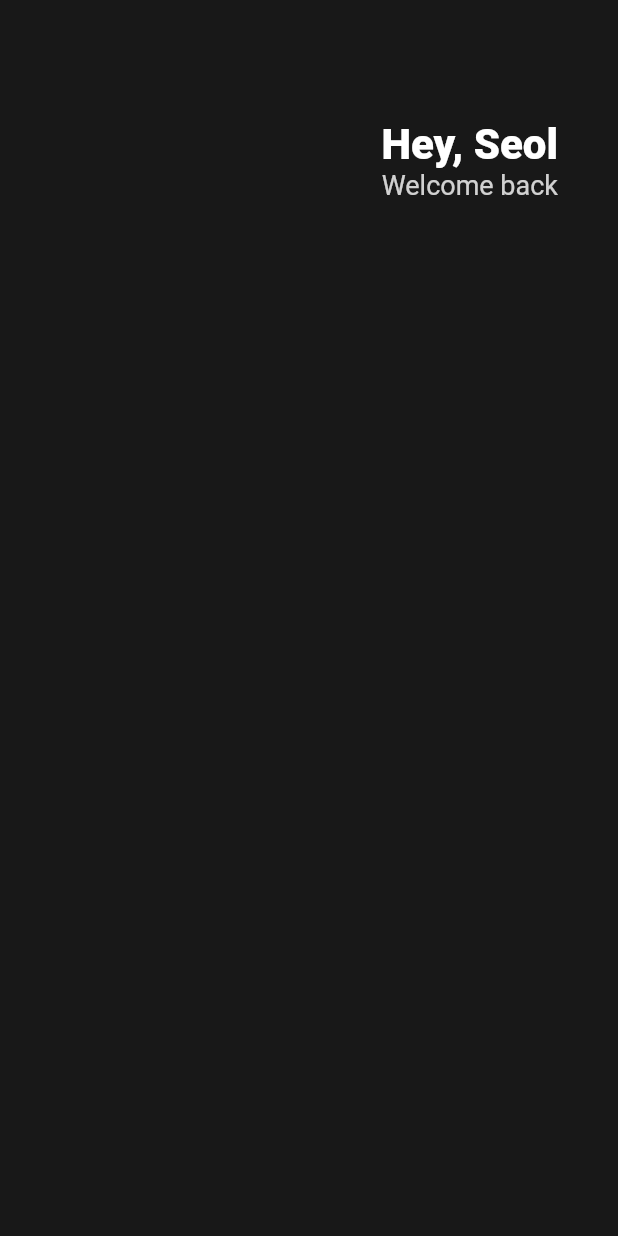
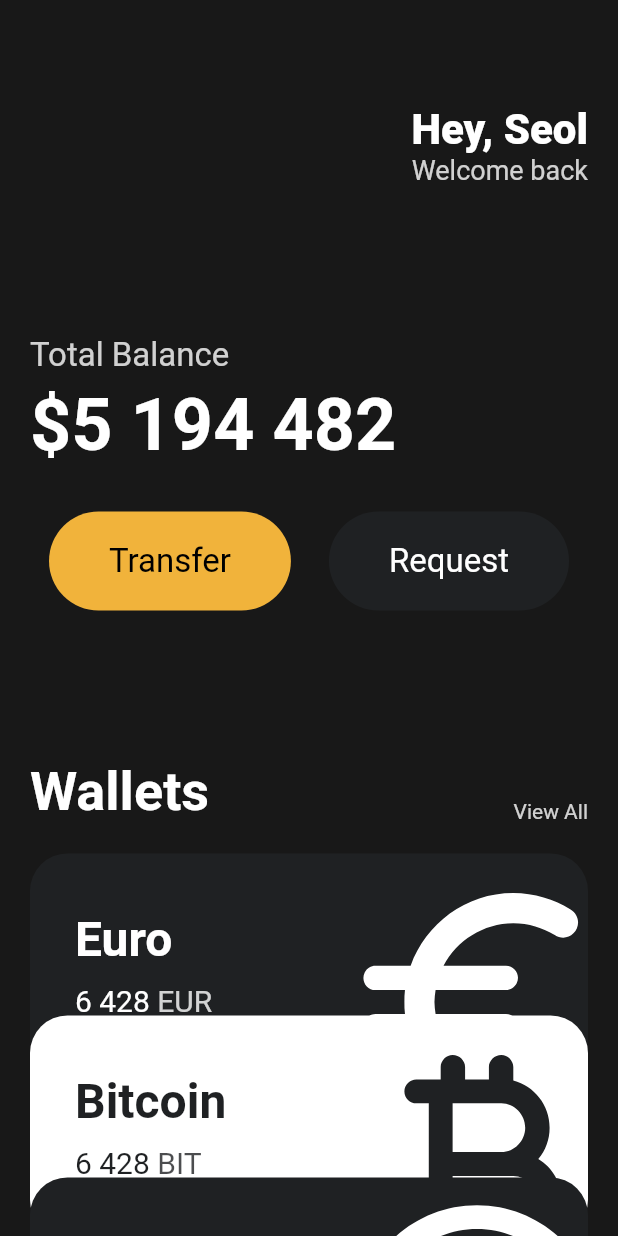
Before and after one commit to seolhs04/flutter-playground, a Flutter app: the screen it shows after launch, on a phone screen of 412 x 824 dp. Run offline on Flutter 3.47's test engine with Material 2 defaults, Android fonts, the phone set to English and light mode, and no system bars.

Commit message:
create UI Widgets

```diff
--- a/lib/main.dart
+++ b/lib/main.dart
@@ -1,23 +1,29 @@
 import 'package:flutter/material.dart';
+import 'package:flutter_app/widgets/Button.dart';
+import 'package:flutter_app/widgets/currency_card.dart';
 
 void main() {
-  runApp(App());
+  runApp(const App());
 }
 
 class App extends StatelessWidget {
+  const App({super.key});
+
   @override
   Widget build(BuildContext context) {
     return MaterialApp(
       home: Scaffold(
-          backgroundColor: Color(0xFF181818),
-          body: Padding(
-            padding: EdgeInsets.symmetric(
-              horizontal: 40,
+          backgroundColor: const Color(0xFF181818),
+          body: SingleChildScrollView(
+            child: Padding(
+              padding: const EdgeInsets.symmetric(
+                horizontal: 20,
               ),
               child: Column(
+                crossAxisAlignment: CrossAxisAlignment.start,
                 children: [
-                SizedBox(
-                  height: 80,
+                  const SizedBox(
+                    height: 70,
                   ),
                   Row(
                     mainAxisAlignment: MainAxisAlignment.end,
@@ -25,7 +31,7 @@ class App extends StatelessWidget {
                       Column(
                         crossAxisAlignment: CrossAxisAlignment.end,
                         children: [
-                        Text(
+                          const Text(
                             'Hey, Seol',
                             style: TextStyle(
                               color: Colors.white,
@@ -43,8 +49,100 @@ class App extends StatelessWidget {
                         ],
                       )
                     ],
-                )
+                  ),
+                  const SizedBox(
+                    height: 100,
+                  ),
+                  Text(
+                    'Total Balance',
+                    style: TextStyle(
+                      fontSize: 22,
+                      color: Colors.white.withOpacity(0.8),
+                    ),
+                  ),
+                  const SizedBox(
+                    height: 5,
+                  ),
+                  const Text(
+                    '\$5 194 482',
+                    style: TextStyle(
+                      fontSize: 48,
+                      fontWeight: FontWeight.w600,
+                      color: Colors.white,
+                    ),
+                  ),
+                  const SizedBox(
+                    height: 30,
+                  ),
+                  Row(
+                    mainAxisAlignment: MainAxisAlignment.spaceAround,
+                    children: const [
+                      Button(
+                          text: 'Transfer',
+                          bgColor: Color(0xFFF1B33B),
+                          textColor: Colors.black),
+                      Button(
+                          text: 'Request',
+                          bgColor: Color(0xFF1F2123),
+                          textColor: Colors.white)
                     ],
+                  ),
+                  const SizedBox(
+                    height: 100,
+                  ),
+                  Row(
+                    mainAxisAlignment: MainAxisAlignment.spaceBetween,
+                    crossAxisAlignment: CrossAxisAlignment.end,
+                    children: [
+                      const Text(
+                        'Wallets',
+                        style: TextStyle(
+                          color: Colors.white,
+                          fontSize: 36,
+                          fontWeight: FontWeight.w600,
+                        ),
+                      ),
+                      Text(
+                        'View All',
+                        style: TextStyle(color: Colors.white.withOpacity(0.8)),
+                      ),
+                    ],
+                  ),
+                  const SizedBox(
+                    height: 20,
+                  ),
+                  const CurrencyCard(
+                    name: 'Euro',
+                    code: 'EUR',
+                    amount: '6 428',
+                    icon: Icons.euro_rounded,
+                    isInverted: false,
+                    order: 0,
+                  ),
+                  Transform.translate(
+                    offset: const Offset(0, -20),
+                    child: const CurrencyCard(
+                      name: 'Bitcoin',
+                      code: 'BIT',
+                      amount: '6 428',
+                      icon: Icons.currency_bitcoin_rounded,
+                      isInverted: true,
+                      order: 1,
+                    ),
+                  ),
+                  Transform.translate(
+                    offset: const Offset(0, -40),
+                    child: const CurrencyCard(
+                      name: 'Dollar',
+                      code: 'USD',
+                      amount: '6 428',
+                      icon: Icons.monetization_on_outlined,
+                      isInverted: false,
+                      order: 2,
+                    ),
+                  ),
+                ],
+              ),
             ),
           )),
     );
--- /dev/null
+++ b/lib/widgets/button.dart
@@ -0,0 +1,35 @@
+import 'package:flutter/material.dart';
+
+class Button extends StatelessWidget {
+  final String text;
+  final Color bgColor;
+  final Color textColor;
+
+  const Button({
+    super.key,
+    required this.text,
+    required this.bgColor,
+    required this.textColor,
+  });
+
+  @override
+  Widget build(BuildContext context) {
+    return Container(
+      decoration: BoxDecoration(
+          color: bgColor, borderRadius: BorderRadius.circular(45)),
+      child: Padding(
+        padding: const EdgeInsets.symmetric(
+          vertical: 20,
+          horizontal: 40,
+        ),
+        child: Text(
+          text,
+          style: TextStyle(
+            fontSize: 22,
+            color: textColor,
+          ),
+        ),
+      ),
+    );
+  }
+}
--- /dev/null
+++ b/lib/widgets/currency_card.dart
@@ -0,0 +1,92 @@
+import 'package:flutter/material.dart';
+
+class CurrencyCard extends StatelessWidget {
+  final String name, code, amount;
+  final IconData icon;
+  final double order;
+  final bool isInverted;
+
+  final _blackColor = const Color(0xFF1F2123);
+
+  const CurrencyCard({
+    super.key,
+    required this.name,
+    required this.code,
+    required this.amount,
+    required this.icon,
+    required this.isInverted,
+    required this.order,
+  });
+
+  @override
+  Widget build(BuildContext context) {
+    return Transform.translate(
+      offset: Offset(0, -(order * 20)),
+      child: Container(
+        clipBehavior: Clip.hardEdge,
+        decoration: BoxDecoration(
+          color: isInverted ? Colors.white : _blackColor,
+          borderRadius: BorderRadius.circular(25),
+        ),
+        child: Padding(
+          padding: const EdgeInsets.all(30),
+          child: Row(
+            mainAxisAlignment: MainAxisAlignment.spaceBetween,
+            children: [
+              Column(
+                crossAxisAlignment: CrossAxisAlignment.start,
+                children: [
+                  Text(
+                    name,
+                    style: TextStyle(
+                      color: isInverted ? _blackColor : Colors.white,
+                      fontSize: 32,
+                      fontWeight: FontWeight.w600,
+                    ),
+                  ),
+                  const SizedBox(
+                    height: 10,
+                  ),
+                  Row(
+                    children: [
+                      Text(
+                        amount,
+                        style: TextStyle(
+                          color: isInverted ? _blackColor : Colors.white,
+                          fontSize: 20,
+                        ),
+                      ),
+                      const SizedBox(
+                        width: 5,
+                      ),
+                      Text(
+                        code,
+                        style: TextStyle(
+                          color: isInverted
+                              ? _blackColor.withOpacity(0.8)
+                              : Colors.white.withOpacity(0.8),
+                          fontSize: 20,
+                        ),
+                      ),
+                    ],
+                  ),
+                ],
+              ),
+              Transform.translate(
+                offset: const Offset(0, 25),
+                child: Transform.scale(
+                  scale: 2.2,
+                  child: Icon(
+                    icon,
+                    color: isInverted ? _blackColor : Colors.white,
+                    size: 88,
+                  ),
+                ),
+              )
+            ],
+          ),
+        ),
+      ),
+    );
+  }
+}
```
Also changed, not shown: 1 other file. Lines whose indentation alone changed are shown as unchanged.
